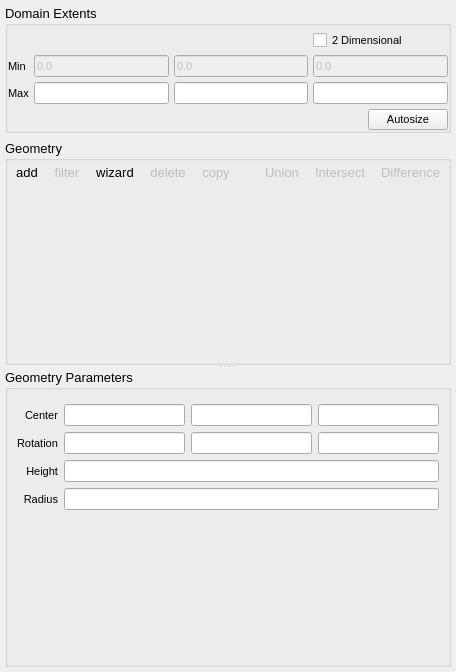
This is mfixgui/uifiles/geometry.ui in truongd8593/mfix as Qt 5 draws it before an edit. The edited form follows.
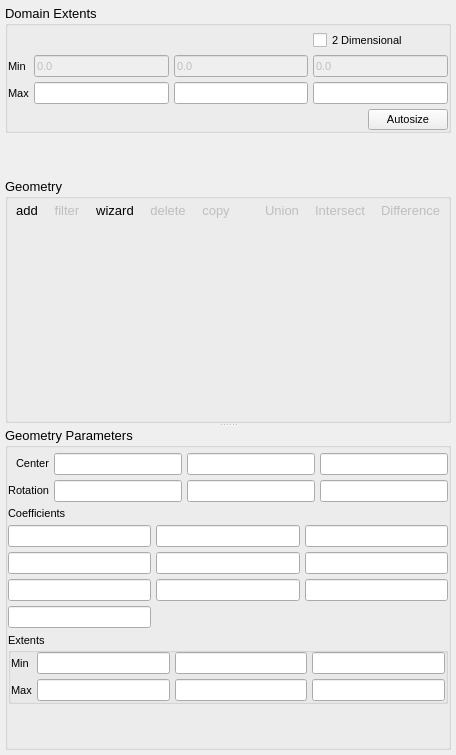
This is the edited form. The open tabs and pages were chosen to show the change. Custom widgets are drawn as their Qt base class.

Commit message: implicit function booleans working

Patch:
```diff
--- a/mfixgui/uifiles/geometry.ui
+++ b/mfixgui/uifiles/geometry.ui
@@ -7,7 +7,7 @@
     <x>0</x>
     <y>0</y>
     <width>456</width>
-    <height>672</height>
+    <height>755</height>
    </rect>
   </property>
   <layout class="QVBoxLayout" name="verticalLayout_2">
@@ -1055,6 +1055,12 @@
          </widget>
          <widget class="QWidget" name="cone_implicit">
           <layout class="QGridLayout" name="gridLayout_17">
+           <property name="margin">
+            <number>0</number>
+           </property>
+           <property name="spacing">
+            <number>5</number>
+           </property>
            <item row="3" column="1" colspan="3">
             <widget class="LineEdit" name="lineedit_cone_implicit_radius"/>
            </item>
@@ -1342,6 +1348,296 @@
            </item>
           </layout>
          </widget>
+         <widget class="QWidget" name="quadric_implicit">
+          <layout class="QGridLayout" name="gridLayout_18">
+           <property name="margin">
+            <number>0</number>
+           </property>
+           <property name="spacing">
+            <number>5</number>
+           </property>
+           <item row="2" column="2">
+            <widget class="LineEdit" name="lineedit_quadric_implicit_a2"/>
+           </item>
+           <item row="4" column="0">
+            <widget class="LineEdit" name="lineedit_quadric_implicit_a6"/>
+           </item>
+           <item row="4" column="2">
+            <widget class="LineEdit" name="lineedit_quadric_implicit_a8"/>
+           </item>
+           <item row="2" column="1">
+            <widget class="LineEdit" name="lineedit_quadric_implicit_a1"/>
+           </item>
+           <item row="5" column="0">
+            <widget class="LineEdit" name="lineedit_quadric_implicit_a9"/>
+           </item>
+           <item row="4" column="1">
+            <widget class="LineEdit" name="lineedit_quadric_implicit_a7"/>
+           </item>
+           <item row="7" column="0">
+            <spacer name="verticalSpacer_18">
+             <property name="orientation">
+              <enum>Qt::Vertical</enum>
+             </property>
+             <property name="sizeHint" stdset="0">
+              <size>
+               <width>20</width>
+               <height>40</height>
+              </size>
+             </property>
+            </spacer>
+           </item>
+           <item row="2" column="0">
+            <widget class="LineEdit" name="lineedit_quadric_implicit_a0"/>
+           </item>
+           <item row="3" column="0">
+            <widget class="LineEdit" name="lineedit_quadric_implicit_a3"/>
+           </item>
+           <item row="1" column="0">
+            <widget class="QLabel" name="label_43">
+             <property name="text">
+              <string>Coefficients</string>
+             </property>
+            </widget>
+           </item>
+           <item row="3" column="1">
+            <widget class="LineEdit" name="lineedit_quadric_implicit_a4"/>
+           </item>
+           <item row="3" column="2">
+            <widget class="LineEdit" name="lineedit_quadric_implicit_a5"/>
+           </item>
+           <item row="0" column="0" colspan="3">
+            <widget class="QWidget" name="widget" native="true">
+             <layout class="QGridLayout" name="gridLayout_20">
+              <property name="margin">
+               <number>0</number>
+              </property>
+              <property name="spacing">
+               <number>5</number>
+              </property>
+              <item row="0" column="0">
+               <widget class="QLabel" name="label_49">
+                <property name="text">
+                 <string>&lt;html&gt;&lt;head/&gt;&lt;body&gt;&lt;p align=&quot;right&quot;&gt;Center&lt;/p&gt;&lt;/body&gt;&lt;/html&gt;</string>
+                </property>
+               </widget>
+              </item>
+              <item row="0" column="1">
+               <widget class="LineEdit" name="lineedit_superquadric_implicit_center_x_2"/>
+              </item>
+              <item row="0" column="2">
+               <widget class="LineEdit" name="lineedit_superquadric_implicit_center_y_2"/>
+              </item>
+              <item row="0" column="3">
+               <widget class="LineEdit" name="lineedit_superquadric_implicit_center_z_2"/>
+              </item>
+              <item row="1" column="0">
+               <widget class="QLabel" name="label_50">
+                <property name="text">
+                 <string>&lt;html&gt;&lt;head/&gt;&lt;body&gt;&lt;p align=&quot;right&quot;&gt;Rotation&lt;/p&gt;&lt;/body&gt;&lt;/html&gt;</string>
+                </property>
+               </widget>
+              </item>
+              <item row="1" column="1">
+               <widget class="LineEdit" name="lineedit_superquadric_implicit_rotation_x_2"/>
+              </item>
+              <item row="1" column="2">
+               <widget class="LineEdit" name="lineedit_superquadric_implicit_rotation_y_2"/>
+              </item>
+              <item row="1" column="3">
+               <widget class="LineEdit" name="lineedit_superquadric_implicit_rotation_z_2"/>
+              </item>
+             </layout>
+            </widget>
+           </item>
+           <item row="6" column="0" colspan="3">
+            <widget class="QGroupBox" name="groupBox_2">
+             <property name="title">
+              <string>Extents</string>
+             </property>
+             <layout class="QGridLayout" name="gridLayout_21">
+              <property name="margin">
+               <number>0</number>
+              </property>
+              <property name="spacing">
+               <number>5</number>
+              </property>
+              <item row="1" column="0">
+               <widget class="QLabel" name="label_53">
+                <property name="text">
+                 <string>Max</string>
+                </property>
+               </widget>
+              </item>
+              <item row="0" column="1">
+               <widget class="LineEdit" name="lineedit_quadric_minx"/>
+              </item>
+              <item row="0" column="0">
+               <widget class="QLabel" name="label_52">
+                <property name="text">
+                 <string>Min</string>
+                </property>
+               </widget>
+              </item>
+              <item row="0" column="2">
+               <widget class="LineEdit" name="lineedit_quadric_miny"/>
+              </item>
+              <item row="0" column="3">
+               <widget class="LineEdit" name="lineedit_quadric_minz"/>
+              </item>
+              <item row="1" column="1">
+               <widget class="LineEdit" name="lineedit_quadric_maxx"/>
+              </item>
+              <item row="1" column="2">
+               <widget class="LineEdit" name="lineedit_quadric_maxy"/>
+              </item>
+              <item row="1" column="3">
+               <widget class="LineEdit" name="lineedit_quadric_maxz"/>
+              </item>
+             </layout>
+            </widget>
+           </item>
+          </layout>
+         </widget>
+         <widget class="QWidget" name="superquadric_implicit">
+          <layout class="QGridLayout" name="gridLayout_19">
+           <property name="margin">
+            <number>0</number>
+           </property>
+           <property name="spacing">
+            <number>5</number>
+           </property>
+           <item row="0" column="0">
+            <widget class="QLabel" name="label_47">
+             <property name="text">
+              <string>&lt;html&gt;&lt;head/&gt;&lt;body&gt;&lt;p align=&quot;right&quot;&gt;Center&lt;/p&gt;&lt;/body&gt;&lt;/html&gt;</string>
+             </property>
+            </widget>
+           </item>
+           <item row="0" column="1">
+            <widget class="LineEdit" name="lineedit_superquadric_implicit_center_x"/>
+           </item>
+           <item row="0" column="2">
+            <widget class="LineEdit" name="lineedit_superquadric_implicit_center_y"/>
+           </item>
+           <item row="0" column="3">
+            <widget class="LineEdit" name="lineedit_superquadric_implicit_center_z"/>
+           </item>
+           <item row="1" column="0">
+            <widget class="QLabel" name="label_48">
+             <property name="text">
+              <string>&lt;html&gt;&lt;head/&gt;&lt;body&gt;&lt;p align=&quot;right&quot;&gt;Rotation&lt;/p&gt;&lt;/body&gt;&lt;/html&gt;</string>
+             </property>
+            </widget>
+           </item>
+           <item row="1" column="1">
+            <widget class="LineEdit" name="lineedit_superquadric_implicit_rotation_x"/>
+           </item>
+           <item row="1" column="2">
+            <widget class="LineEdit" name="lineedit_superquadric_implicit_rotation_y"/>
+           </item>
+           <item row="1" column="3">
+            <widget class="LineEdit" name="lineedit_superquadric_implicit_rotation_z"/>
+           </item>
+           <item row="2" column="0">
+            <widget class="QLabel" name="label_44">
+             <property name="text">
+              <string>&lt;html&gt;&lt;head/&gt;&lt;body&gt;&lt;p align=&quot;right&quot;&gt;Phi&lt;/p&gt;&lt;/body&gt;&lt;/html&gt;</string>
+             </property>
+            </widget>
+           </item>
+           <item row="2" column="1">
+            <widget class="LineEdit" name="lineedit_superquadric_implicit_phi"/>
+           </item>
+           <item row="3" column="0">
+            <widget class="QLabel" name="label_45">
+             <property name="text">
+              <string>&lt;html&gt;&lt;head/&gt;&lt;body&gt;&lt;p align=&quot;right&quot;&gt;Theta&lt;/p&gt;&lt;/body&gt;&lt;/html&gt;</string>
+             </property>
+            </widget>
+           </item>
+           <item row="3" column="1">
+            <widget class="LineEdit" name="lineedit_superquadric_implicit_theta"/>
+           </item>
+           <item row="4" column="0">
+            <widget class="QLabel" name="label_46">
+             <property name="text">
+              <string>Thickness</string>
+             </property>
+            </widget>
+           </item>
+           <item row="4" column="1">
+            <widget class="LineEdit" name="lineedit_superquadric_implicit_thickness"/>
+           </item>
+           <item row="6" column="0" colspan="4">
+            <widget class="QGroupBox" name="groupBox_3">
+             <property name="title">
+              <string>Extents</string>
+             </property>
+             <layout class="QGridLayout" name="gridLayout_22">
+              <property name="margin">
+               <number>0</number>
+              </property>
+              <property name="spacing">
+               <number>5</number>
+              </property>
+              <item row="1" column="0">
+               <widget class="QLabel" name="label_122">
+                <property name="text">
+                 <string>Max</string>
+                </property>
+               </widget>
+              </item>
+              <item row="0" column="1">
+               <widget class="LineEdit" name="lineedit_superquadric_minx"/>
+              </item>
+              <item row="0" column="0">
+               <widget class="QLabel" name="label_123">
+                <property name="text">
+                 <string>Min</string>
+                </property>
+               </widget>
+              </item>
+              <item row="0" column="2">
+               <widget class="LineEdit" name="lineedit_superquadric_miny"/>
+              </item>
+              <item row="0" column="3">
+               <widget class="LineEdit" name="lineedit_superquadric_minz"/>
+              </item>
+              <item row="1" column="1">
+               <widget class="LineEdit" name="lineedit_superquadric_maxx"/>
+              </item>
+              <item row="1" column="2">
+               <widget class="LineEdit" name="lineedit_superquadric_maxy"/>
+              </item>
+              <item row="1" column="3">
+               <widget class="LineEdit" name="lineedit_superquadric_maxz"/>
+              </item>
+             </layout>
+            </widget>
+           </item>
+           <item row="7" column="0">
+            <spacer name="verticalSpacer_19">
+             <property name="orientation">
+              <enum>Qt::Vertical</enum>
+             </property>
+             <property name="sizeHint" stdset="0">
+              <size>
+               <width>20</width>
+               <height>40</height>
+              </size>
+             </property>
+            </spacer>
+           </item>
+           <item row="5" column="0" colspan="4">
+            <widget class="CheckBox" name="checkbox_superquadric_implicit_toroidal">
+             <property name="text">
+              <string>Toroidal</string>
+             </property>
+            </widget>
+           </item>
+          </layout>
+         </widget>
          <widget class="QWidget" name="torus">
           <layout class="QGridLayout" name="gridLayout_8">
            <property name="margin">
```
Left out of the diff: 22 changed lines with no effect on the pictures. The commit also changes 2 other files.
